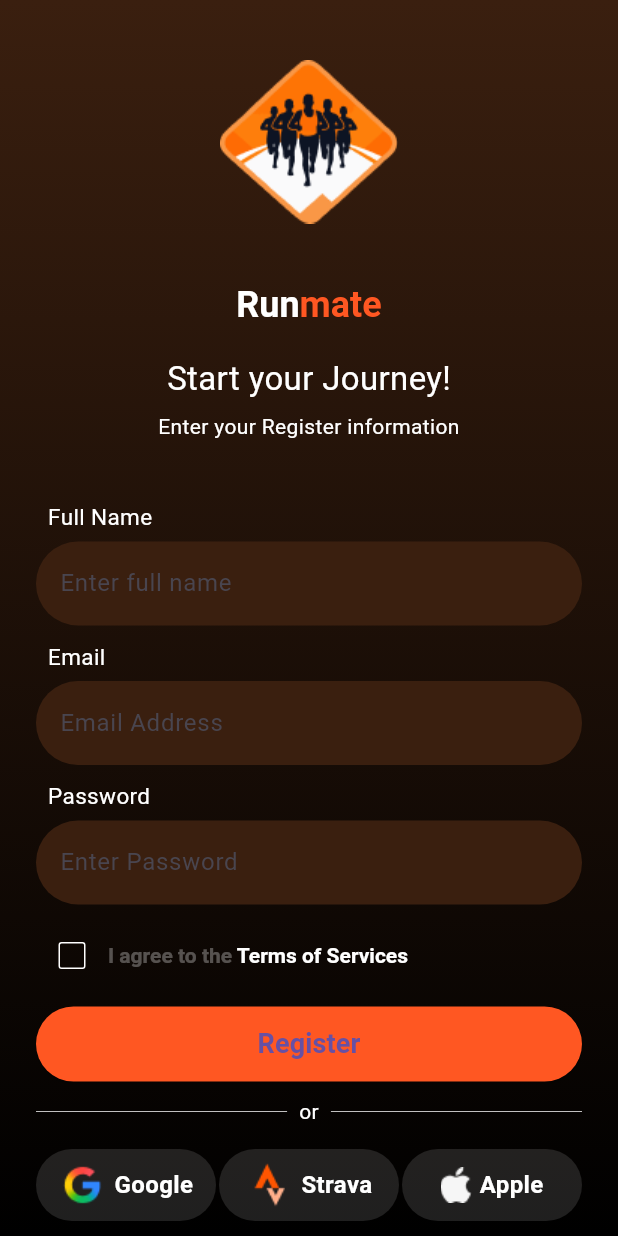
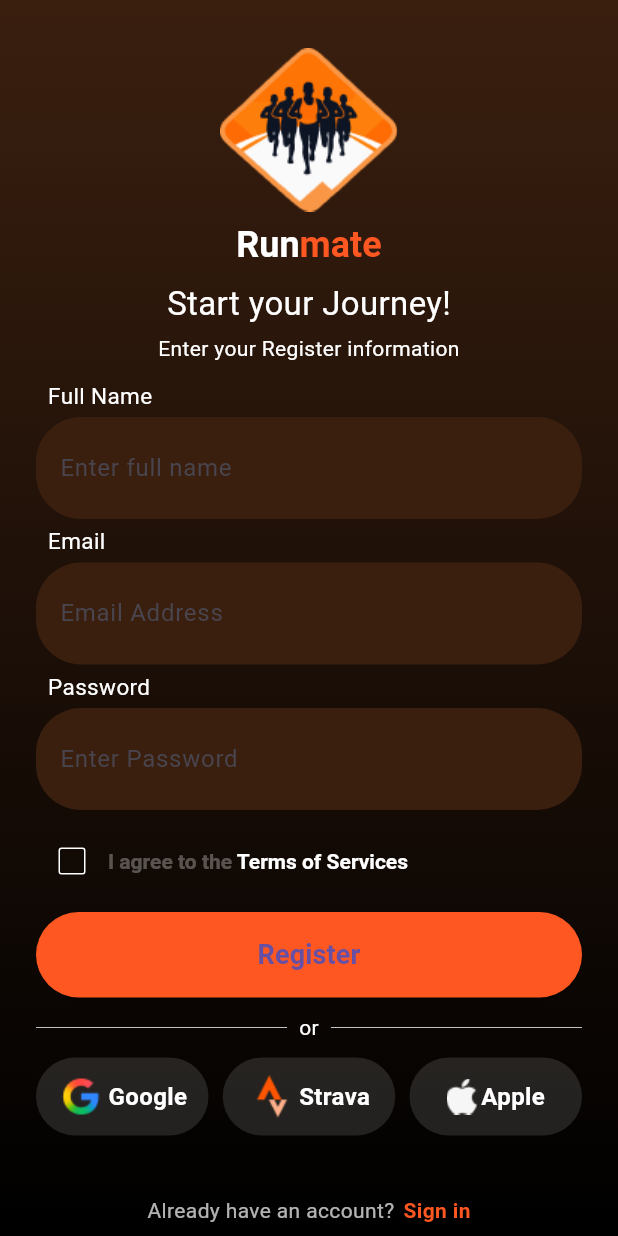
Before and after one commit to krprince182207-svg/login_page, a Flutter app: the SignupScreen screen opened directly, on a phone screen of 412 x 824 dp. Run offline on Flutter 3.47's test engine with Material 3 defaults, Android fonts, the phone set to English and light mode, and no system bars.

Commit message:
Fixed errors and updated code

```diff
--- a/lib/signuppage.dart
+++ b/lib/signuppage.dart
@@ -33,10 +33,10 @@ class _SignupScreenState extends State<SignupScreen> {
           child: Column(
             crossAxisAlignment: CrossAxisAlignment.center,
             children: [
-              SizedBox(height: 40,),
+              SizedBox(height: 32,),
               Image(image: AssetImage('lib/images/Group.png')
               ),
-               SizedBox(height: 40,),
+               SizedBox(height: 8,),
               RichText(text: TextSpan(
                   style: TextStyle(fontSize:24, fontWeight: FontWeight.bold ),
                   children: [
@@ -46,7 +46,7 @@ class _SignupScreenState extends State<SignupScreen> {
                    ]
                 )
                 ),
-                SizedBox(height: 20,),
+                SizedBox(height: 10,),
                 Text("Start your Journey!",
                 style: TextStyle(
                   color: Colors.white,
@@ -54,7 +54,7 @@ class _SignupScreenState extends State<SignupScreen> {
 
                 ),
                 ),
-                SizedBox(height:6),
+                SizedBox(height:4),
                 Text(
                   "Enter your Register information",
                   textAlign: TextAlign.center,
@@ -63,7 +63,7 @@ class _SignupScreenState extends State<SignupScreen> {
                     fontSize: 14,
                   ),
                 ),
-                SizedBox(height:40),
+                SizedBox(height:11),
                   Align(
                   alignment: Alignment.centerLeft,
                   child: Text(
@@ -71,8 +71,17 @@ class _SignupScreenState extends State<SignupScreen> {
                     style: TextStyle(color: Colors.white, fontSize: 15),
                   ),
                 ),
-                SizedBox(height: 6),
-               TextField(
+                SizedBox(height: 4),
+               Container(
+                 width: 398,
+                      height: 68,
+                      decoration: BoxDecoration(
+                        color: Color(0xff3A1f0f),
+                        borderRadius: BorderRadius.circular(30),
+
+                        ),
+                 child: Center(
+                   child: TextField(
                                decoration: InputDecoration(
                                  hintText: 'Enter full name',
                                  fillColor: Color(0xff3A1f0f),
@@ -83,7 +92,9 @@ class _SignupScreenState extends State<SignupScreen> {
                                  )
                                ),
                              ),
-                SizedBox(height:10),
+                 ),
+               ),
+                SizedBox(height:4),
                   Align(
                   alignment: Alignment.centerLeft,
                   child: Text(
@@ -91,8 +102,17 @@ class _SignupScreenState extends State<SignupScreen> {
                     style: TextStyle(color: Colors.white, fontSize: 15),
                   ),
                 ),
-                SizedBox(height: 6),
-               TextField(
+                SizedBox(height: 4),
+               Container(
+                 width: 398,
+                      height: 68,
+                      decoration: BoxDecoration(
+                        color: Color(0xff3A1f0f),
+                        borderRadius: BorderRadius.circular(30),
+
+                        ),
+                 child: Center(
+                   child: TextField(
                                decoration: InputDecoration(
                                  hintText: 'Email Address',
                                  fillColor: Color(0xff3A1f0f),
@@ -103,7 +123,9 @@ class _SignupScreenState extends State<SignupScreen> {
                                  )
                                ),
                              ),
-           SizedBox(height:10),
+                 ),
+               ),
+           SizedBox(height:4),
               Align(
                   alignment: Alignment.centerLeft,
                   child: Text(
@@ -111,8 +133,17 @@ class _SignupScreenState extends State<SignupScreen> {
                     style: TextStyle(color: Colors.white, fontSize: 15),
                   ),
                 ),
-                SizedBox(height: 6),
-               TextField(
+                SizedBox(height: 4),
+               Container(
+                 width: 398,
+                      height: 68,
+                      decoration: BoxDecoration(
+                        color: Color(0xff3A1f0f),
+                        borderRadius: BorderRadius.circular(30),
+
+                        ),
+                 child: Center(
+                   child: TextField(
                     obscureText: true,
                                decoration: InputDecoration(
                                  hintText: 'Enter Password',
@@ -122,6 +153,8 @@ class _SignupScreenState extends State<SignupScreen> {
                     borderRadius: BorderRadius.circular(30),
                      borderSide: BorderSide.none,
                                  )
+                               ),
+                             ),
                  ),
                ),
           SizedBox(height: 10),
@@ -162,8 +195,8 @@ class _SignupScreenState extends State<SignupScreen> {
          ),
           SizedBox(height: 10),
                 SizedBox(
-                  width: double.infinity,
-                  height: 50,
+                  width: 398,
+                  height: 57,
                   child: ElevatedButton(
                     style: ElevatedButton.styleFrom(
                       backgroundColor: Colors.deepOrange,
@@ -197,14 +230,14 @@ class _SignupScreenState extends State<SignupScreen> {
                     ),
                   ],
                 ),
-                SizedBox(height: 15,),
+                SizedBox(height: 10,),
                  Row(
                   mainAxisAlignment: MainAxisAlignment.spaceBetween,
                   children: [
                     Container(
 
-                          width: 120,
-                          height: 48,
+                          width: 115,
+                          height: 52,
                           decoration: BoxDecoration(
                             color: Colors.white12,
                             borderRadius: BorderRadius.circular(30),),
@@ -213,7 +246,7 @@ class _SignupScreenState extends State<SignupScreen> {
                       mainAxisAlignment: MainAxisAlignment.center,
                       children: [
                         Image.asset('lib/images/google.png'),
-                        SizedBox(width: 5,),
+                        SizedBox(width: 2,),
                         Text('Google',
                         style: TextStyle(
                           color: Colors.white,fontSize: 16,
@@ -224,8 +257,8 @@ class _SignupScreenState extends State<SignupScreen> {
                       ],
                     ),),
                      Container(
-                      width: 120,
-                      height: 48,
+                      width: 115,
+                      height: 52,
                       decoration: BoxDecoration(
                         color: Colors.white12,
                         borderRadius: BorderRadius.circular(30),
@@ -235,7 +268,7 @@ class _SignupScreenState extends State<SignupScreen> {
                   mainAxisAlignment: MainAxisAlignment.center,
                   children: [
                     Image.asset('lib/images/strava.png',),
-                    SizedBox(width: 5,),
+                    SizedBox(width: 2,),
                     Text('Strava',
                     style: TextStyle(
                       color: Colors.white,fontSize: 16,
@@ -248,8 +281,8 @@ class _SignupScreenState extends State<SignupScreen> {
                 )
                       ),
                     Container(
-                      width: 120,
-                      height: 48,
+                      width: 115,
+                      height: 52,
                       decoration: BoxDecoration(
                         color: Colors.white12,
                         borderRadius: BorderRadius.circular(30),
@@ -259,7 +292,7 @@ class _SignupScreenState extends State<SignupScreen> {
                   mainAxisAlignment: MainAxisAlignment.center,
                   children: [
                     Image.asset('lib/images/apple.png',),
-                    SizedBox(width: 5,),
+                    SizedBox(width: 2,),
                     Text('Apple',
                     style: TextStyle(
                       color: Colors.white,fontSize: 16,
@@ -273,7 +306,7 @@ class _SignupScreenState extends State<SignupScreen> {
                       )
                   ],
                 ),
-                SizedBox(height: 80),
+                SizedBox(height: 40),
 
             Row(
             mainAxisAlignment: MainAxisAlignment.center,
```
Also changed, not shown: lib/main.dart (+37 -14 lines). Lines whose indentation alone changed are shown as unchanged.
